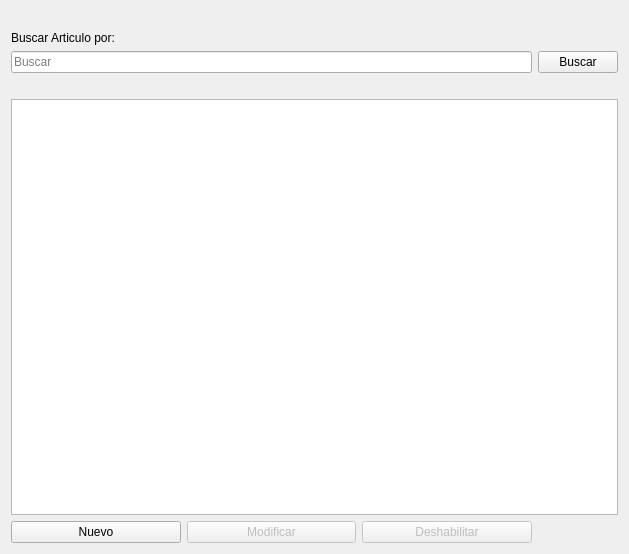
Lonaris/Corupel, file Vistas/gui/listas/operarios_lista.ui: the form before one commit.
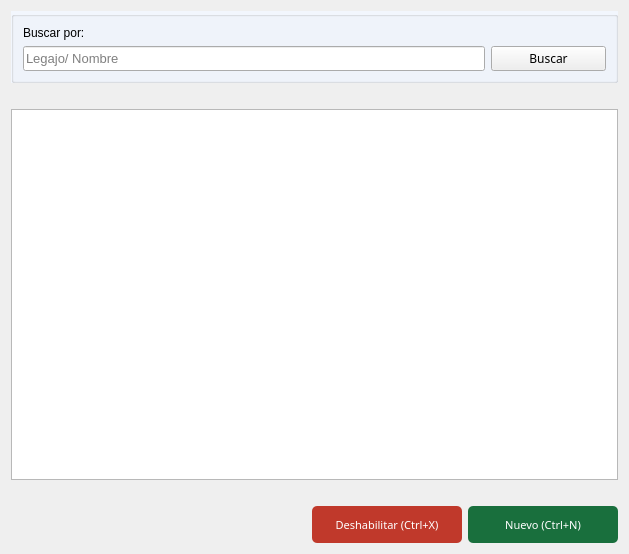
The form after the commit. Icons and pictures are not drawn.

Commit message:
ligeros cambios a la interfaz
Saque el buscador y agregue colores a las line edit que faltaban

Diff of the .ui file:
```diff
--- a/Vistas/gui/listas/operarios_lista.ui
+++ b/Vistas/gui/listas/operarios_lista.ui
@@ -13,22 +13,9 @@
   <property name="windowTitle">
    <string>Form</string>
   </property>
-  <layout class="QGridLayout" name="gridLayout_3">
+  <layout class="QGridLayout" name="gridLayout">
    <item row="0" column="0">
-    <spacer name="horizontalSpacer_2">
-     <property name="orientation">
-      <enum>Qt::Horizontal</enum>
-     </property>
-     <property name="sizeHint" stdset="0">
-      <size>
-       <width>40</width>
-       <height>20</height>
-      </size>
-     </property>
-    </spacer>
-   </item>
-   <item row="2" column="0">
-    <layout class="QGridLayout" name="gridLayout_2">
+    <layout class="QGridLayout" name="gridLayout_2" rowstretch="0,0,80,0,8,0">
      <item row="2" column="0" colspan="2">
       <widget class="QTableView" name="tbl_operarios">
        <property name="selectionBehavior">
@@ -39,51 +26,6 @@
        </attribute>
       </widget>
      </item>
-     <item row="0" column="1">
-      <widget class="QPushButton" name="btn_buscar">
-       <property name="text">
-        <string>Buscar</string>
-       </property>
-      </widget>
-     </item>
-     <item row="0" column="0">
-      <widget class="QLineEdit" name="ln_buscar">
-       <property name="placeholderText">
-        <string>Buscar</string>
-       </property>
-      </widget>
-     </item>
-     <item row="3" column="0">
-      <layout class="QGridLayout" name="gridLayout">
-       <item row="0" column="1">
-        <widget class="QPushButton" name="btn_modificar">
-         <property name="enabled">
-          <bool>false</bool>
-         </property>
-         <property name="text">
-          <string>Modificar</string>
-         </property>
-        </widget>
-       </item>
-       <item row="0" column="0">
-        <widget class="QPushButton" name="btn_nuevo">
-         <property name="text">
-          <string>Nuevo</string>
-         </property>
-        </widget>
-       </item>
-       <item row="0" column="2">
-        <widget class="QPushButton" name="btn_deshabilitar">
-         <property name="enabled">
-          <bool>false</bool>
-         </property>
-         <property name="text">
-          <string>Deshabilitar</string>
-         </property>
-        </widget>
-       </item>
-      </layout>
-     </item>
      <item row="1" column="0" colspan="2">
       <spacer name="horizontalSpacer">
        <property name="orientation">
@@ -97,15 +39,639 @@
        </property>
       </spacer>
      </item>
+     <item row="0" column="0" colspan="2">
+      <widget class="QGroupBox" name="groupBox_2">
+       <property name="styleSheet">
+        <string notr="true">#groupBox_2{
+	background-color: #F2F6FD;
+	}</string>
+       </property>
+       <property name="title">
+        <string/>
+       </property>
+       <layout class="QGridLayout" name="gridLayout_3" columnstretch="80,20">
+        <item row="1" column="0">
+         <widget class="QLineEdit" name="ln_buscar">
+          <property name="sizePolicy">
+           <sizepolicy hsizetype="Expanding" vsizetype="Expanding">
+            <horstretch>0</horstretch>
+            <verstretch>0</verstretch>
+           </sizepolicy>
+          </property>
+          <property name="font">
+           <font>
+            <family>MS Shell Dlg 2</family>
+            <pointsize>10</pointsize>
+            <weight>50</weight>
+            <bold>false</bold>
+           </font>
+          </property>
+          <property name="mouseTracking">
+           <bool>false</bool>
+          </property>
+          <property name="text">
+           <string/>
+          </property>
+          <property name="frame">
+           <bool>true</bool>
+          </property>
+          <property name="placeholderText">
+           <string>Legajo/ Nombre</string>
+          </property>
+         </widget>
+        </item>
+        <item row="1" column="1">
+         <widget class="QPushButton" name="btn_buscar">
+          <property name="sizePolicy">
+           <sizepolicy hsizetype="Expanding" vsizetype="Expanding">
+            <horstretch>0</horstretch>
+            <verstretch>0</verstretch>
+           </sizepolicy>
+          </property>
+          <property name="font">
+           <font>
+            <family>Ariall</family>
+           </font>
+          </property>
+          <property name="styleSheet">
+           <string notr="true"/>
+          </property>
+          <property name="text">
+           <string>Buscar</string>
+          </property>
+          <property name="icon">
+           <iconset>
+            <normaloff>../ico/search.png</normaloff>../ico/search.png</iconset>
+          </property>
+          <property name="iconSize">
+           <size>
+            <width>10</width>
+            <height>10</height>
+           </size>
+          </property>
+         </widget>
+        </item>
+        <item row="0" column="0" colspan="2">
+         <widget class="QLabel" name="label_2">
+          <property name="styleSheet">
+           <string notr="true"/>
+          </property>
+          <property name="text">
+           <string>Buscar por:</string>
+          </property>
+         </widget>
+        </item>
+       </layout>
+      </widget>
+     </item>
+     <item row="4" column="0" rowspan="2" colspan="2">
+      <layout class="QHBoxLayout" name="horizontalLayout" stretch="0,0,0,0">
+       <item>
+        <spacer name="horizontalSpacer_2">
+         <property name="orientation">
+          <enum>Qt::Horizontal</enum>
+         </property>
+         <property name="sizeHint" stdset="0">
+          <size>
+           <width>40</width>
+           <height>20</height>
+          </size>
+         </property>
+        </spacer>
+       </item>
+       <item>
+        <spacer name="horizontalSpacer_3">
+         <property name="orientation">
+          <enum>Qt::Horizontal</enum>
+         </property>
+         <property name="sizeHint" stdset="0">
+          <size>
+           <width>40</width>
+           <height>20</height>
+          </size>
+         </property>
+        </spacer>
+       </item>
+       <item>
+        <widget class="QPushButton" name="btn_deshabilitar">
+         <property name="sizePolicy">
+          <sizepolicy hsizetype="Expanding" vsizetype="Expanding">
+           <horstretch>0</horstretch>
+           <verstretch>0</verstretch>
+          </sizepolicy>
+         </property>
+         <property name="palette">
+          <palette>
+           <active>
+            <colorrole role="WindowText">
+             <brush brushstyle="SolidPattern">
+              <color alpha="255">
+               <red>255</red>
+               <green>255</green>
+               <blue>255</blue>
+              </color>
+             </brush>
+            </colorrole>
+            <colorrole role="Button">
+             <brush brushstyle="SolidPattern">
+              <color alpha="255">
+               <red>192</red>
+               <green>57</green>
+               <blue>43</blue>
+              </color>
+             </brush>
+            </colorrole>
+            <colorrole role="Light">
+             <brush brushstyle="SolidPattern">
+              <color alpha="255">
+               <red>127</red>
+               <green>255</green>
+               <blue>191</blue>
+              </color>
+             </brush>
+            </colorrole>
+            <colorrole role="Midlight">
+             <brush brushstyle="SolidPattern">
+              <color alpha="255">
+               <red>106</red>
+               <green>212</green>
+               <blue>159</blue>
+              </color>
+             </brush>
+            </colorrole>
+            <colorrole role="Dark">
+             <brush brushstyle="SolidPattern">
+              <color alpha="255">
+               <red>42</red>
+               <green>85</green>
+               <blue>63</blue>
+              </color>
+             </brush>
+            </colorrole>
+            <colorrole role="Mid">
+             <brush brushstyle="SolidPattern">
+              <color alpha="255">
+               <red>56</red>
+               <green>113</green>
+               <blue>84</blue>
+              </color>
+             </brush>
+            </colorrole>
+            <colorrole role="Text">
+             <brush brushstyle="SolidPattern">
+              <color alpha="255">
+               <red>255</red>
+               <green>255</green>
+               <blue>255</blue>
+              </color>
+             </brush>
+            </colorrole>
+            <colorrole role="BrightText">
+             <brush brushstyle="SolidPattern">
+              <color alpha="255">
+               <red>255</red>
+               <green>255</green>
+               <blue>255</blue>
+              </color>
+             </brush>
+            </colorrole>
+            <colorrole role="ButtonText">
+             <brush brushstyle="SolidPattern">
+              <color alpha="255">
+               <red>255</red>
+               <green>255</green>
+               <blue>255</blue>
+              </color>
+             </brush>
+            </colorrole>
+            <colorrole role="Base">
+             <brush brushstyle="SolidPattern">
+              <color alpha="255">
+               <red>192</red>
+               <green>57</green>
+               <blue>43</blue>
+              </color>
+             </brush>
+            </colorrole>
+            <colorrole role="Window">
+             <brush brushstyle="SolidPattern">
+              <color alpha="255">
+               <red>192</red>
+               <green>57</green>
+               <blue>43</blue>
+              </color>
+             </brush>
+            </colorrole>
+            <colorrole role="Shadow">
+             <brush brushstyle="SolidPattern">
+              <color alpha="255">
+               <red>0</red>
+               <green>0</green>
+               <blue>0</blue>
+              </color>
+             </brush>
+            </colorrole>
+            <colorrole role="AlternateBase">
+             <brush brushstyle="SolidPattern">
+              <color alpha="255">
+               <red>170</red>
+               <green>212</green>
+               <blue>191</blue>
+              </color>
+             </brush>
+            </colorrole>
+            <colorrole role="ToolTipBase">
+             <brush brushstyle="SolidPattern">
+              <color alpha="255">
+               <red>255</red>
+               <green>255</green>
+               <blue>220</blue>
+              </color>
+             </brush>
+            </colorrole>
+            <colorrole role="ToolTipText">
+             <brush brushstyle="SolidPattern">
+              <color alpha="255">
+               <red>0</red>
+               <green>0</green>
+               <blue>0</blue>
+              </color>
+             </brush>
+            </colorrole>
+           </active>
+           <inactive>
+            <colorrole role="WindowText">
+             <brush brushstyle="SolidPattern">
+              <color alpha="255">
+               <red>255</red>
+               <green>255</green>
+               <blue>255</blue>
+              </color>
+             </brush>
+            </colorrole>
+            <colorrole role="Button">
+             <brush brushstyle="SolidPattern">
+              <color alpha="255">
+               <red>192</red>
+               <green>57</green>
+               <blue>43</blue>
+              </color>
+             </brush>
+            </colorrole>
+            <colorrole role="Light">
+             <brush brushstyle="SolidPattern">
+              <color alpha="255">
+               <red>127</red>
+               <green>255</green>
+               <blue>191</blue>
+              </color>
+             </brush>
+            </colorrole>
+            <colorrole role="Midlight">
+             <brush brushstyle="SolidPattern">
+              <color alpha="255">
+               <red>106</red>
+               <green>212</green>
+               <blue>159</blue>
+              </color>
+             </brush>
+            </colorrole>
+            <colorrole role="Dark">
+             <brush brushstyle="SolidPattern">
+              <color alpha="255">
+               <red>42</red>
+               <green>85</green>
+               <blue>63</blue>
+              </color>
+             </brush>
+            </colorrole>
+            <colorrole role="Mid">
+             <brush brushstyle="SolidPattern">
+              <color alpha="255">
+               <red>56</red>
+               <green>113</green>
+               <blue>84</blue>
+              </color>
+             </brush>
+            </colorrole>
+            <colorrole role="Text">
+             <brush brushstyle="SolidPattern">
+              <color alpha="255">
+               <red>255</red>
+               <green>255</green>
+               <blue>255</blue>
+              </color>
+             </brush>
+            </colorrole>
+            <colorrole role="BrightText">
+             <brush brushstyle="SolidPattern">
+              <color alpha="255">
+               <red>255</red>
+               <green>255</green>
+               <blue>255</blue>
+              </color>
+             </brush>
+            </colorrole>
+            <colorrole role="ButtonText">
+             <brush brushstyle="SolidPattern">
+              <color alpha="255">
+               <red>255</red>
+               <green>255</green>
+               <blue>255</blue>
+              </color>
+             </brush>
+            </colorrole>
+            <colorrole role="Base">
+             <brush brushstyle="SolidPattern">
+              <color alpha="255">
+               <red>192</red>
+               <green>57</green>
+               <blue>43</blue>
+              </color>
+             </brush>
+            </colorrole>
+            <colorrole role="Window">
+             <brush brushstyle="SolidPattern">
+              <color alpha="255">
+               <red>192</red>
+               <green>57</green>
+               <blue>43</blue>
+              </color>
+             </brush>
+            </colorrole>
+            <colorrole role="Shadow">
+             <brush brushstyle="SolidPattern">
+              <color alpha="255">
+               <red>0</red>
+               <green>0</green>
+               <blue>0</blue>
+              </color>
+             </brush>
+            </colorrole>
+            <colorrole role="AlternateBase">
+             <brush brushstyle="SolidPattern">
+              <color alpha="255">
+               <red>170</red>
+               <green>212</green>
+               <blue>191</blue>
+              </color>
+             </brush>
+            </colorrole>
+            <colorrole role="ToolTipBase">
+             <brush brushstyle="SolidPattern">
+              <color alpha="255">
+               <red>255</red>
+               <green>255</green>
+               <blue>220</blue>
+              </color>
+             </brush>
+            </colorrole>
+            <colorrole role="ToolTipText">
+             <brush brushstyle="SolidPattern">
+              <color alpha="255">
+               <red>0</red>
+               <green>0</green>
+               <blue>0</blue>
+              </color>
+             </brush>
+            </colorrole>
+           </inactive>
+           <disabled>
+            <colorrole role="WindowText">
+             <brush brushstyle="SolidPattern">
+              <color alpha="255">
+               <red>255</red>
+               <green>255</green>
+               <blue>255</blue>
+              </color>
+             </brush>
+            </colorrole>
+            <colorrole role="Button">
+             <brush brushstyle="SolidPattern">
+              <color alpha="255">
+               <red>192</red>
+               <green>57</green>
+               <blue>43</blue>
+              </color>
+             </brush>
+            </colorrole>
+            <colorrole role="Light">
+             <brush brushstyle="SolidPattern">
+              <color alpha="255">
+               <red>127</red>
+               <green>255</green>
+               <blue>191</blue>
+              </color>
+             </brush>
+            </colorrole>
+            <colorrole role="Midlight">
+             <brush brushstyle="SolidPattern">
+              <color alpha="255">
+               <red>106</red>
+               <green>212</green>
+               <blue>159</blue>
+              </color>
+             </brush>
+            </colorrole>
+            <colorrole role="Dark">
+             <brush brushstyle="SolidPattern">
+              <color alpha="255">
+               <red>42</red>
+               <green>85</green>
+               <blue>63</blue>
+              </color>
+             </brush>
+            </colorrole>
+            <colorrole role="Mid">
+             <brush brushstyle="SolidPattern">
+              <color alpha="255">
+               <red>56</red>
+               <green>113</green>
+               <blue>84</blue>
+              </color>
+             </brush>
+            </colorrole>
+            <colorrole role="Text">
+             <brush brushstyle="SolidPattern">
+              <color alpha="255">
+               <red>255</red>
+               <green>255</green>
+               <blue>255</blue>
+              </color>
+             </brush>
+            </colorrole>
+            <colorrole role="BrightText">
+             <brush brushstyle="SolidPattern">
+              <color alpha="255">
+               <red>255</red>
+               <green>255</green>
+               <blue>255</blue>
+              </color>
+             </brush>
+            </colorrole>
+            <colorrole role="ButtonText">
+             <brush brushstyle="SolidPattern">
+              <color alpha="255">
+               <red>255</red>
+               <green>255</green>
+               <blue>255</blue>
+              </color>
+             </brush>
+            </colorrole>
+            <colorrole role="Base">
+             <brush brushstyle="SolidPattern">
+              <color alpha="255">
+               <red>192</red>
+               <green>57</green>
+               <blue>43</blue>
+              </color>
+             </brush>
+            </colorrole>
+            <colorrole role="Window">
+             <brush brushstyle="SolidPattern">
+              <color alpha="255">
+               <red>192</red>
+               <green>57</green>
+               <blue>43</blue>
+              </color>
+             </brush>
+            </colorrole>
+            <colorrole role="Shadow">
+             <brush brushstyle="SolidPattern">
+              <color alpha="255">
+               <red>0</red>
+               <green>0</green>
+               <blue>0</blue>
+              </color>
+             </brush>
+            </colorrole>
+            <colorrole role="AlternateBase">
+             <brush brushstyle="SolidPattern">
+              <color alpha="255">
+               <red>85</red>
+               <green>170</green>
+               <blue>127</blue>
+              </color>
+             </brush>
+            </colorrole>
+            <colorrole role="ToolTipBase">
+             <brush brushstyle="SolidPattern">
+              <color alpha="255">
+               <red>255</red>
+               <green>255</green>
+               <blue>220</blue>
+              </color>
+             </brush>
+            </colorrole>
+            <colorrole role="ToolTipText">
+             <brush brushstyle="SolidPattern">
+              <color alpha="255">
+               <red>0</red>
+               <green>0</green>
+               <blue>0</blue>
+              </color>
+             </brush>
+            </colorrole>
+           </disabled>
+          </palette>
+         </property>
+         <property name="font">
+          <font>
+           <family>Ariall</family>
+           <pointsize>-1</pointsize>
+          </font>
+         </property>
+         <property name="styleSheet">
+          <string notr="true">#btn_deshabilitar{
+	background-color: #C0392B ;
+	color: #ffffff;
+	font-family: 'Ariall';
+	font-size: 11px;
+	border-radius: 5px;
+	}
+
+#btn_deshabilitar:hover{
+	background-color: #DF013A;
+	}
+</string>
+         </property>
+         <property name="text">
+          <string>Deshabilitar (Ctrl+X)</string>
+         </property>
+         <property name="icon">
+          <iconset>
+           <normaloff>../ico/remove_from_database.ico</normaloff>../ico/remove_from_database.ico</iconset>
+         </property>
+         <property name="iconSize">
+          <size>
+           <width>20</width>
+           <height>20</height>
+          </size>
+         </property>
+        </widget>
+       </item>
+       <item>
+        <widget class="QPushButton" name="btn_nuevo">
+         <property name="sizePolicy">
+          <sizepolicy hsizetype="Expanding" vsizetype="Expanding">
+           <horstretch>0</horstretch>
+           <verstretch>0</verstretch>
+          </sizepolicy>
+         </property>
+         <property name="font">
+          <font>
+           <family>Ariall</family>
+           <pointsize>-1</pointsize>
+          </font>
+         </property>
+         <property name="styleSheet">
+          <string notr="true">/*Estilos para el botón*/
+
+#btn_nuevo{
+	background-color: #196F3D;
+	color: #ffffff;
+	font-family: 'Ariall';
+	font-size: 11px;
+	border-radius: 5px;
+	}
+
+#btn_nuevo:hover{
+	background-color: #04B431;
+	}
+</string>
+         </property>
+         <property name="text">
+          <string>Nuevo (Ctrl+N)</string>
+         </property>
+         <property name="icon">
+          <iconset>
+           <normaloff>../ico/add_to_database.ico</normaloff>../ico/add_to_database.ico</iconset>
+         </property>
+         <property name="iconSize">
+          <size>
+           <width>20</width>
+           <height>20</height>
+          </size>
+         </property>
+        </widget>
+       </item>
+      </layout>
+     </item>
+     <item row="3" column="0">
+      <spacer name="horizontalSpacer_4">
+       <property name="orientation">
+        <enum>Qt::Horizontal</enum>
+       </property>
+       <property name="sizeHint" stdset="0">
+        <size>
+         <width>40</width>
+         <height>20</height>
+        </size>
+       </property>
+      </spacer>
+     </item>
     </layout>
    </item>
-   <item row="1" column="0">
-    <widget class="QLabel" name="label">
-     <property name="text">
-      <string>Buscar Articulo por:</string>
-     </property>
-    </widget>
-   </item>
   </layout>
  </widget>
  <resources/>
```
The commit also changes 6 other files.
